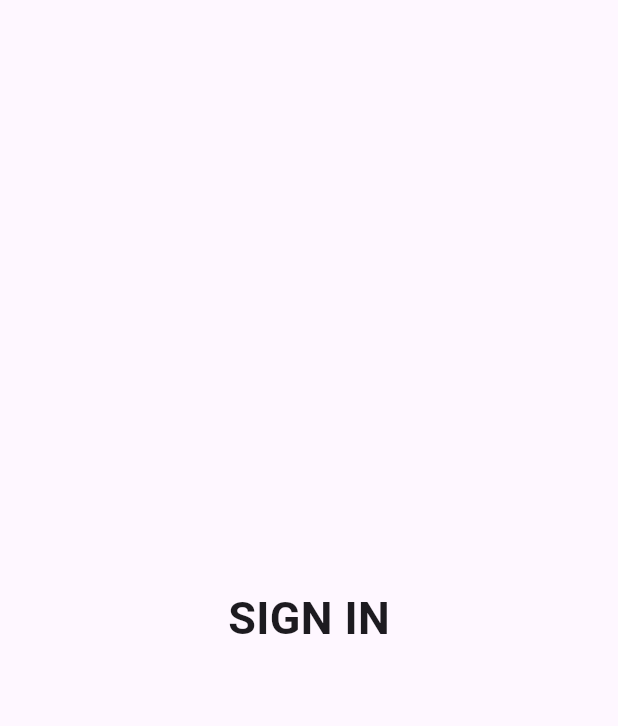
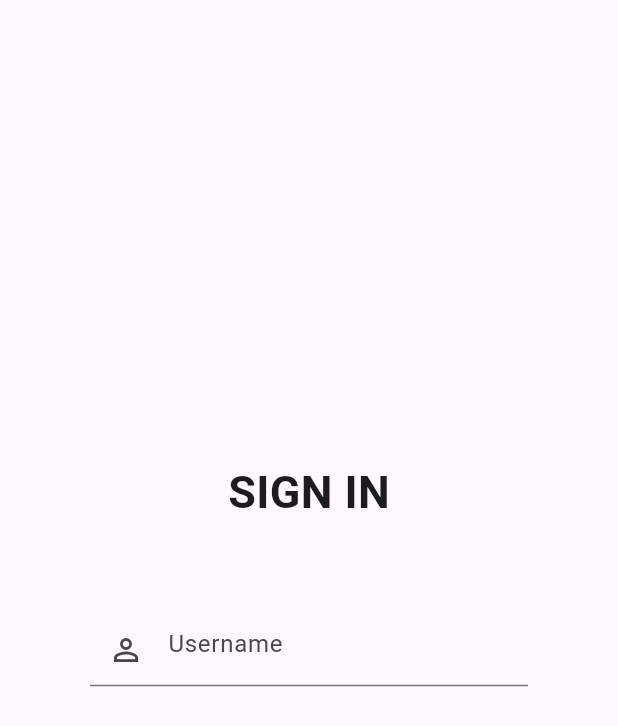
Before and after one commit to Gsdagustavo/login-screen-sample, a Flutter app: the screen it shows after launch, on a phone screen of 412 x 824 dp. Shown: the top 726 px of the screen. Run offline on Flutter 3.47's test engine with Material 3 defaults, Android fonts, the phone set to English and light mode, and no system bars.

Commit message:
made the Username text field

```diff
--- a/lib/main.dart
+++ b/lib/main.dart
@@ -40,6 +40,21 @@ class LoginPage extends StatelessWidget {
               'SIGN IN',
               style: TextStyle(fontWeight: FontWeight.bold, fontSize: 30),
             ),
+
+            Padding(
+              padding: const EdgeInsets.all(60.0),
+              child: Column(
+                children: [
+                  /// Username text field
+                  TextField(
+                    decoration: InputDecoration(
+                      hintText: 'Username',
+                      prefixIcon: Icon(Icons.person_outline),
+                    ),
+                  ),
+                ],
+              ),
+            ),
           ],
         ),
       ),
```
